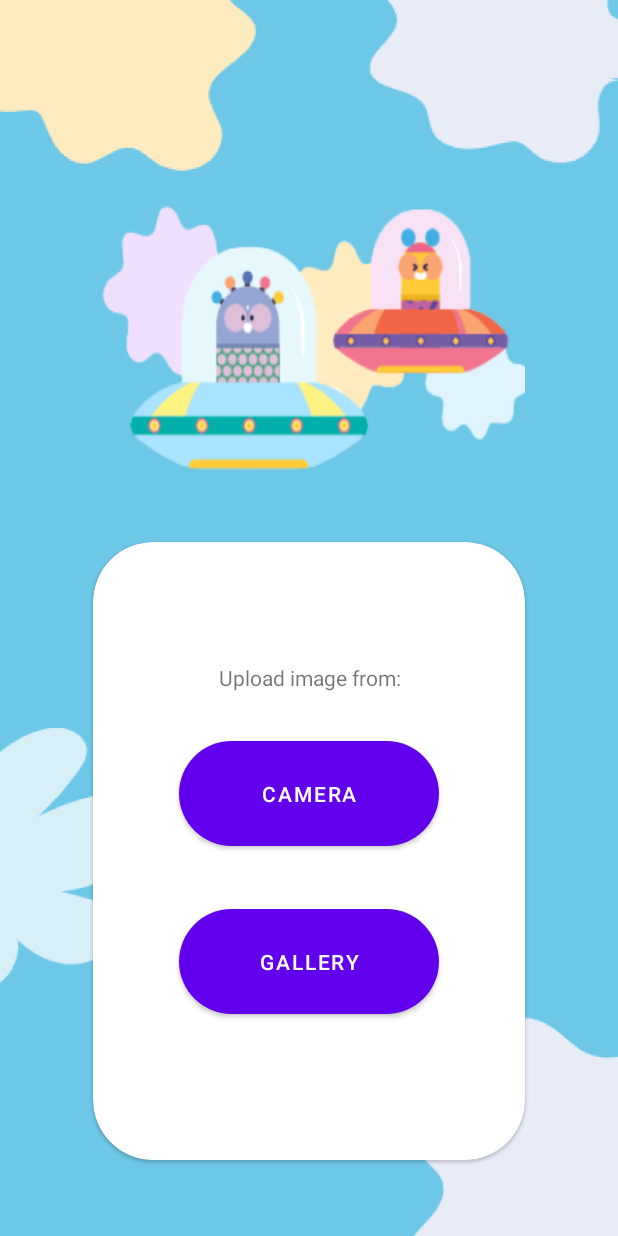
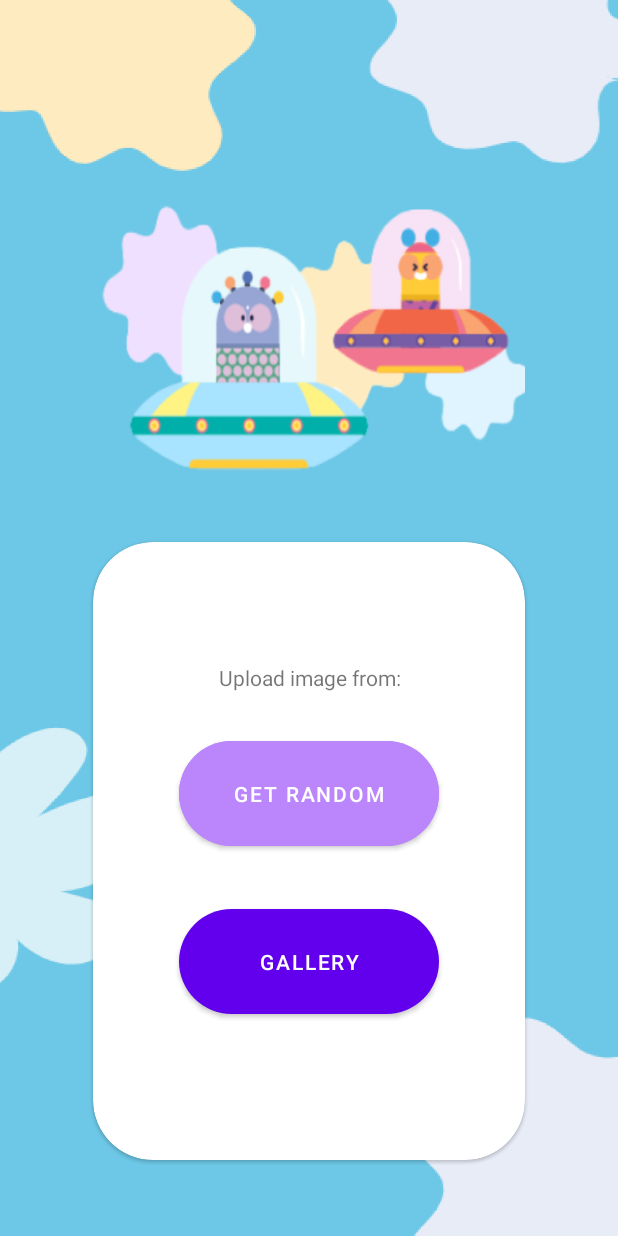
Before and after one commit to Explore-In-HMS/LearningNumbers, an Android app: the UploadFragment screen opened through its navigation route, on a phone screen of 412 x 824 dp. Run offline under Robolectric (Android 15) with nearby library versions, the light colour scheme and no system bars.

Commit message:
file changes

```diff
--- a/app/build.gradle
+++ b/app/build.gradle
@@ -68,4 +68,7 @@ dependencies {
     implementation 'com.huawei.hms:ml-computer-vision-object-detection-model:3.7.0.301'
     // Speech to text
     implementation "com.huawei.hms:ml-computer-voice-asr-plugin:3.7.0.301"
+
+
+
 }
--- a/app/src/main/java/com/hms/learningnumbers/StartFragment.kt
+++ b/app/src/main/java/com/hms/learningnumbers/StartFragment.kt
@@ -73,7 +73,7 @@ class StartFragment : Fragment() {
             }
 
             if(allAreGranted) {
-                Toast.makeText(context, "permission ok", Toast.LENGTH_SHORT).show()
+//                Toast.makeText(context, "permission ok", Toast.LENGTH_SHORT).show()
             }
         }
     }
--- a/app/src/main/res/layout/fragment_learn.xml
+++ b/app/src/main/res/layout/fragment_learn.xml
@@ -84,12 +84,12 @@
                 app:layout_constraintTop_toTopOf="@+id/guideline_card_top" />
 
             <com.google.android.material.textview.MaterialTextView
-                android:id="@+id/materialTextView2"
+                android:id="@+id/result_text"
                 android:layout_width="0dp"
                 android:layout_height="0dp"
                 android:gravity="center"
-                android:text="6"
-                android:textSize="35dp"
+                android:text="@string/number_input"
+                android:textSize="35sp"
                 android:textColor="@color/black"
                 app:layout_constraintBottom_toTopOf="@+id/mic_lottie"
                 app:layout_constraintEnd_toEndOf="parent"
--- a/app/src/main/res/layout/fragment_result.xml
+++ b/app/src/main/res/layout/fragment_result.xml
@@ -55,7 +55,7 @@
 
 
             <com.google.android.material.textview.MaterialTextView
-                android:id="@+id/text_image_load"
+                android:id="@+id/text_result"
                 android:layout_width="0dp"
                 android:layout_height="0dp"
                 android:gravity="center"
@@ -67,6 +67,7 @@
                 app:layout_constraintTop_toTopOf="@id/guideline_card_top" />
 
             <com.google.android.material.button.MaterialButton
+                android:id="@+id/button_restart"
                 android:layout_width="0dp"
                 android:layout_height="0dp"
                 app:layout_constraintHeight_percent="0.15"
@@ -76,7 +77,7 @@
                 app:layout_constraintBottom_toTopOf="@+id/guideline_card_bottom"
                 app:layout_constraintEnd_toEndOf="parent"
                 app:layout_constraintStart_toStartOf="parent"
-                app:layout_constraintTop_toBottomOf="@+id/text_image_load" />
+                app:layout_constraintTop_toBottomOf="@+id/text_result" />
 
             <androidx.constraintlayout.widget.Guideline
                 android:id="@+id/guideline_card_bottom"
--- a/app/src/main/res/layout/fragment_upload.xml
+++ b/app/src/main/res/layout/fragment_upload.xml
@@ -63,7 +63,7 @@
                 android:layout_height="0dp"
                 android:gravity="center"
                 app:layout_constraintHeight_percent="0.1"
-                android:text="Upload image from:"
+                android:text="@string/upload_image_from"
                 app:layout_constraintEnd_toEndOf="parent"
                 app:layout_constraintStart_toStartOf="parent"
                 app:layout_constraintTop_toTopOf="@id/guideline_card_top" />
@@ -73,19 +73,20 @@
                 android:layout_width="0dp"
                 android:layout_height="0dp"
                 android:layout_marginTop="15dp"
-                android:text="camera"
+                android:text="@string/button_random"
                 app:layout_constraintEnd_toEndOf="parent"
                 app:layout_constraintHeight_percent="0.2"
                 app:layout_constraintStart_toStartOf="parent"
                 app:layout_constraintTop_toBottomOf="@+id/text_image_load"
                 app:layout_constraintWidth_percent="0.6"
+                android:backgroundTint="@color/purple_200"
                 app:shapeAppearanceOverlay="@style/ShapeAppearanceOverlay.MaterialCardView.rounded" />
 
             <com.google.android.material.button.MaterialButton
                 android:id="@+id/btn_gallery"
                 android:layout_width="0dp"
                 android:layout_height="0dp"
-                android:text="gallery"
+                android:text="@string/button_gallery"
                 app:layout_constraintHeight_percent="0.2"
                 app:layout_constraintWidth_percent="0.6"
                 app:shapeAppearanceOverlay="@style/ShapeAppearanceOverlay.MaterialCardView.rounded"
--- a/app/src/main/res/navigation/nav_graph.xml
+++ b/app/src/main/res/navigation/nav_graph.xml
@@ -35,10 +35,20 @@
         <argument
             android:name="filepath"
             app:argType="string" />
+        <argument
+            android:name="moveActtion"
+            app:argType="integer" />
     </fragment>
     <fragment
         android:id="@+id/resultFragment"
         android:name="com.hms.learningnumbers.ResultFragment"
         android:label="fragment_result"
-        tools:layout="@layout/fragment_result" />
+        tools:layout="@layout/fragment_result" >
+        <argument
+            android:name="result"
+            app:argType="boolean" />
+        <action
+            android:id="@+id/action_resultFragment_to_uploadFragment"
+            app:destination="@id/uploadFragment" />
+    </fragment>
 </navigation>
--- a/app/src/main/res/values/strings.xml
+++ b/app/src/main/res/values/strings.xml
@@ -1,5 +1,5 @@
 <resources>
-    <string name="app_name">learningnumbers</string>
+    <string name="app_name">Learning Numbers</string>
     <string name="btn_start">Start</string>
     <string name="how_many">How many?</string>
     <string name="number_is">Number is:</string>
@@ -9,4 +9,10 @@
     <string name="sec_text">Lets learn together!</string>
     <string name="todo">TODO</string>
     <string name="start_again">restart</string>
+    <string name="result_correct">CORRECT!</string>
+    <string name="result_false">FALSE!</string>
+    <string name="button_random">GET RANDOM</string>
+    <string name="upload_image_from">Upload image from:</string>
+    <string name="button_gallery">gallery</string>
+    <string name="number_input">\?</string>
 </resources>
```
Also changed, not shown: app/src/main/AndroidManifest.xml (+0 -13 lines), app/src/main/java/com/hms/learningnumbers/LearnFragment.kt (+107 -90 lines), app/src/main/java/com/hms/learningnumbers/ResultFragment.kt (+19 -6 lines), app/src/main/java/com/hms/learningnumbers/UploadFragment.kt (+20 -58 lines), 1 other file.
